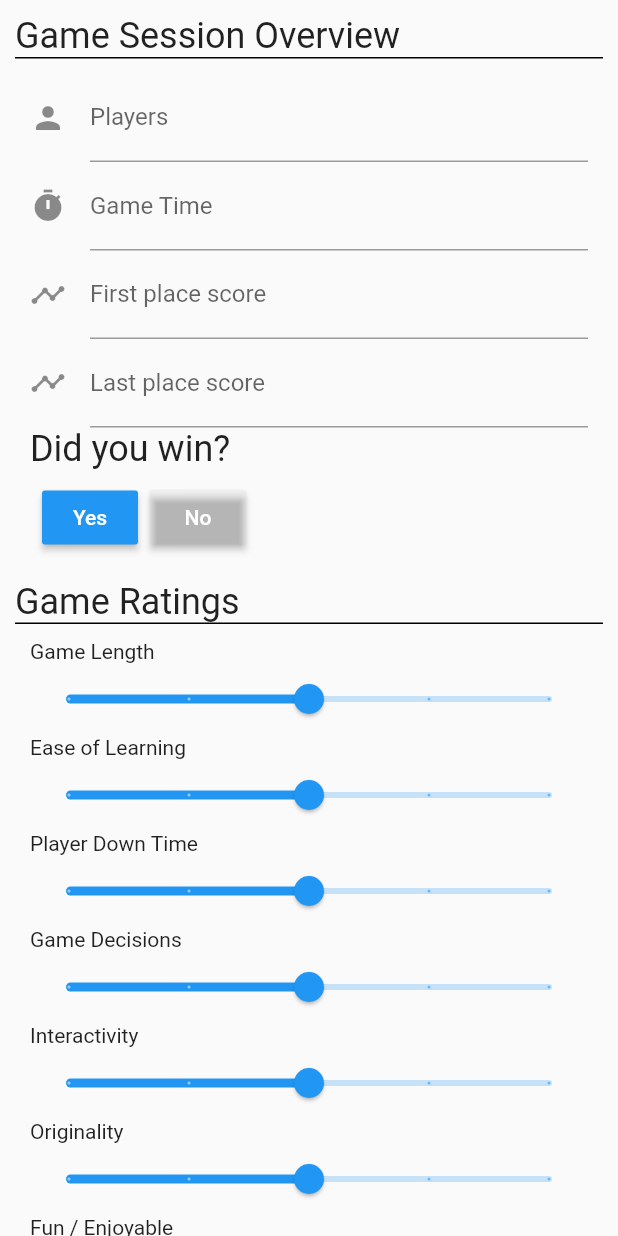
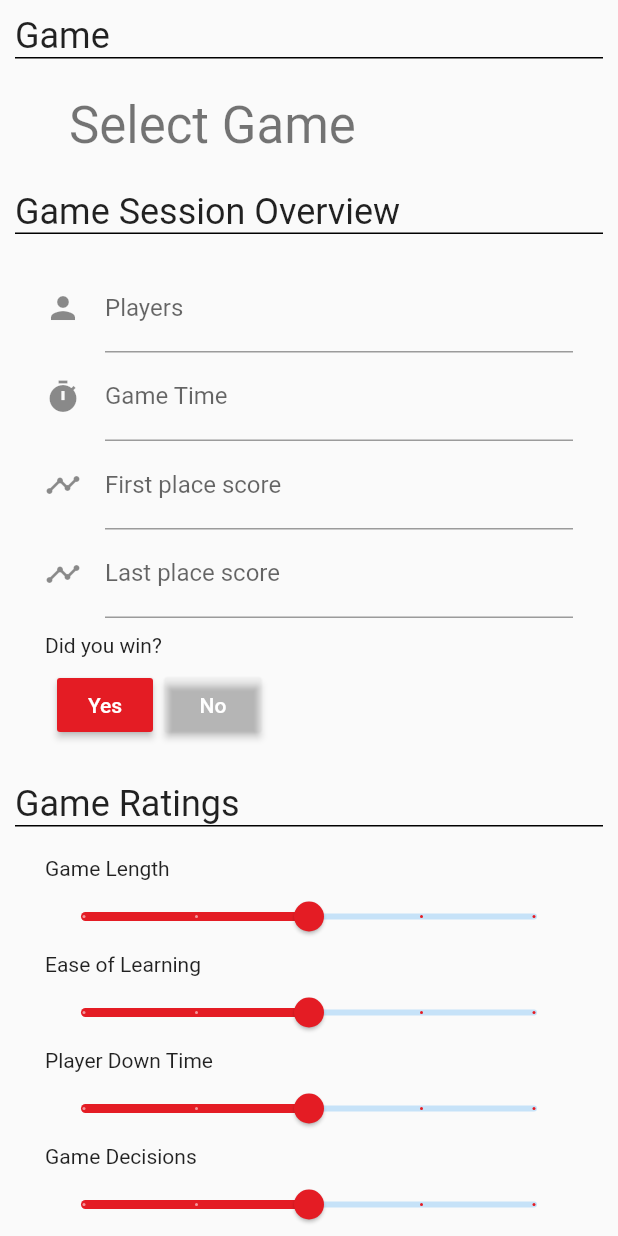
Before and after one commit to fuzzybinary/unpub_app, a Flutter app: the FeedbackScreen widget shown alone on an empty page, opened directly, on a phone screen of 412 x 824 dp. Run offline on Flutter 3.47's test engine with Material 2 defaults, Android fonts, the phone set to English and light mode, and no system bars; generated files the repository leaves out were written again; network calls fail.

Commit message:
Create searchable game list, add simple game details screen.

```diff
--- a/analysis_options.yaml
+++ b/analysis_options.yaml
@@ -6,6 +6,7 @@ analyzer:
     todo: ignore
   exclude:
     - .dart_tool/**
+    - '**/*.g.dart'
 
 # Lint rules and documentation, see http://dart-lang.github.io/linter/lints
 linter:
--- a/lib/models.dart
+++ b/lib/models.dart
@@ -8,7 +8,6 @@ List<String> splitString(String string) {
 
 @JsonSerializable()
 class GameSummary {
-  @JsonKey(name:'ID')
   String id;
   String owner;
   String game;
@@ -16,18 +15,23 @@ class GameSummary {
   String description;
   @JsonKey(fromJson: categoryStringToIds)
   List<int> categories;
-  @JsonKey(fromJson: splitString)
+  @JsonKey(name: 'group_concat(c.catname)', fromJson: splitString)
   List<String> categoryNames;
 
   GameSummary();
 
-  factory GameSummary.fromJson(Map<String, dynamic> json) => _$GameSummaryFromJson(json);
+  factory GameSummary.fromJson(Map<String, dynamic> json) =>
+      _$GameSummaryFromJson(json);
+
+  String get categoryString {
+    return categoryNames?.join(', ') ?? 'None';
+  }
 
   static List<int> categoryStringToIds(String categories) {
     final categoryIds = <int>[];
-    for(final idString in categories.split(',')) {
+    for (final idString in categories.split(',')) {
       final val = int.tryParse(idString);
-      if(val != null) {
+      if (val != null) {
         categoryIds.add(val);
       }
     }
--- a/lib/screens/feedback_screen.dart
+++ b/lib/screens/feedback_screen.dart
@@ -1,6 +1,7 @@
 import 'package:flutter/material.dart';
 import 'package:flutter/widgets.dart';
 import 'package:unpub/screens/feedback_screen_bloc.dart';
+import 'package:unpub/screens/game_list_screen.dart';
 
 class FeedbackScreen extends StatefulWidget {
   @override
@@ -17,27 +18,35 @@ class _FeedbackScreenState extends State<FeedbackScreen> {
       child: Container(
         padding: EdgeInsets.all(10),
         child: Column(
-          crossAxisAlignment: CrossAxisAlignment.start,
+          crossAxisAlignment: CrossAxisAlignment.stretch,
           children: <Widget>[
+            Text('Game', style: theme.textTheme.headline),
+            Container(
+              decoration:
+                  BoxDecoration(border: Border(top: BorderSide(width: 1))),
+              alignment: Alignment.centerLeft,
+              padding: EdgeInsets.all(20),
+              child: _buildGameTitle(),
+            ),
             Text('Game Session Overview', style: theme.textTheme.headline),
             Container(
               decoration:
                   BoxDecoration(border: Border(top: BorderSide(width: 1))),
-              padding: EdgeInsets.all(10),
+              padding: EdgeInsets.all(20),
               child: _buildFirstPage(context),
             ),
             Text('Game Ratings', style: theme.textTheme.headline),
             Container(
               decoration:
                   BoxDecoration(border: Border(top: BorderSide(width: 1))),
-              padding: EdgeInsets.all(10),
+              padding: EdgeInsets.all(20),
               child: _buildSecondPage(context),
             ),
             Text('Game Comments', style: theme.textTheme.headline),
             Container(
               decoration:
                   BoxDecoration(border: Border(top: BorderSide(width: 1))),
-              padding: EdgeInsets.all(10),
+              padding: EdgeInsets.all(20),
               child: _buildThirdPage(context),
             ),
           ],
@@ -48,7 +57,7 @@ class _FeedbackScreenState extends State<FeedbackScreen> {
 
   Color _selectedColor(ThemeData theme, bool isSelected) {
     if (isSelected != null && isSelected) {
-      return theme.primaryColor;
+      return theme.accentColor;
     }
     return Colors.transparent;
   }
@@ -57,6 +66,25 @@ class _FeedbackScreenState extends State<FeedbackScreen> {
     setState(() {
       bloc.didWin = didWin == DiscreetAnswer.Yes;
     });
+  }
+
+  Widget _buildGameTitle() {
+    final title = bloc.selectedGame?.game ?? 'Select Game';
+    final theme = Theme.of(context);
+    return FlatButton(
+      child: Text(
+        title,
+        style: theme.textTheme.display1,
+      ),
+      onPressed: () async {
+        final newGame = await Navigator.of(context).push(MaterialPageRoute(
+          builder: (context) => GameListScreen(forSelection: true),
+        ));
+        if (newGame != null) {
+          bloc.selectedGame = newGame;
+        }
+      },
+    );
   }
 
   Widget _buildFirstPage(BuildContext context) {
@@ -102,6 +130,7 @@ class _FeedbackScreenState extends State<FeedbackScreen> {
       {@required String text,
       @required double value,
       @required ValueChanged<double> onChanged}) {
+    final theme = Theme.of(context);
     return Column(
       children: <Widget>[
         Align(
@@ -113,6 +142,7 @@ class _FeedbackScreenState extends State<FeedbackScreen> {
           min: 1,
           max: 5,
           divisions: 4,
+          activeColor: theme.accentColor,
           value: value,
           onChanged: (value) {
             setState(() {
@@ -165,19 +195,19 @@ class _FeedbackScreenState extends State<FeedbackScreen> {
         },
       ),
     );
-    return Column(
+    return Container(
+      padding: EdgeInsets.only(top: 10),
+      child: Column(
         crossAxisAlignment: CrossAxisAlignment.start,
         children: <Widget>[
-        Text(
-          label,
-          style: theme.textTheme.headline,
-        ),
+          Text(label),
           ButtonBar(
             alignment: MainAxisAlignment.start,
             mainAxisSize: MainAxisSize.min,
             children: buttons,
           ),
         ],
+      ),
     );
   }
 
@@ -223,6 +253,19 @@ class _FeedbackScreenState extends State<FeedbackScreen> {
     );
   }
 
+  Widget _buildFreeForm({String labelText}) {
+    return Container(
+      padding: EdgeInsets.only(top: 5, bottom: 5),
+      child: TextFormField(
+        decoration: InputDecoration(
+          labelText: labelText,
+          border: OutlineInputBorder(borderSide: BorderSide(width: 1)),
+        ),
+        maxLines: 5,
+      ),
+    );
+  }
+
   Widget _buildThirdPage(BuildContext context) {
     return Column(
       crossAxisAlignment: CrossAxisAlignment.start,
@@ -231,44 +274,44 @@ class _FeedbackScreenState extends State<FeedbackScreen> {
           context: context,
           label: 'Was the end of the game predictable?',
           value: bloc.endPredictable,
-          onChange: _onDidWin,
+          onChange: (value) {
+            setState(() {
+              bloc.endPredictable = value;
+            });
+          },
         ),
-        TextFormField(
-          decoration: InputDecoration(
-            labelText: 'If yes, why?'
-          ),
-          maxLines: 5,
+        _buildFreeForm(
+          labelText: 'If so, why?',
         ),
         _buildChoiceButtonBar(
           context: context,
-          label: 'Would you play again',
+          label: 'Would you play again?',
           value: bloc.playAgain,
-          onChange: _onDidWin,
+          onChange: (value) {
+            setState(() {
+              bloc.playAgain = value;
+            });
+          },
         ),
         _buildChoiceButtonBar(
           context: context,
-          label: 'Would you buy this',
+          label: 'Would you buy this?',
           value: bloc.buy,
-          onChange: _onDidWin,
+          onChange: (value) {
+            setState(() {
+              bloc.buy = value;
+            });
+          },
         ),
-        TextFormField(
-          decoration: InputDecoration(
-            labelText: 'What is one thing you would change?'
+        _buildFreeForm(
+          labelText: 'What is one thing you would change?',
         ),
-          maxLines: 5,
+        _buildFreeForm(
+          labelText: 'What was your favorite part of this game?',
         ),
-        TextFormField(
-          decoration: InputDecoration(
-            labelText: 'Wat was your favorite part of this game?'
-          ),
-          maxLines: 5,
-        ),
-        TextFormField(
-          decoration: InputDecoration(
-            labelText: 'Additional comments?'
-          ),
-          maxLines: 5,
-        ),
+        _buildFreeForm(
+          labelText: 'Additional comments?',
+        )
       ],
     );
   }
--- a/lib/screens/feedback_screen_bloc.dart
+++ b/lib/screens/feedback_screen_bloc.dart
@@ -1,11 +1,9 @@
+import 'package:unpub/models.dart';
 
-enum DiscreetAnswer {
-  Yes,
-  No,
-  Maybe
-}
+enum DiscreetAnswer { Yes, No, Maybe }
 
 class FeedbackScreenBloc {
+  GameSummary selectedGame;
 
   bool didWin = true;
   double gameLength = 3;
@@ -25,7 +23,5 @@ class FeedbackScreenBloc {
   String favoritePart;
   String additionalComments;
 
-  Future<void> submitFeedback() async {
-
-  }
+  Future<void> submitFeedback() async {}
 }
```
Also changed, not shown: lib/main.dart (+10 -13 lines), lib/screens/game_details_screen.dart (added, +64 -0 lines), lib/screens/game_list.dart (+52 -20 lines), lib/screens/game_list_screen.dart (added, +80 -0 lines), lib/unpub_service.dart (+5 -5 lines), lib/models.g.dart. Lines whose indentation alone changed are shown as unchanged.
